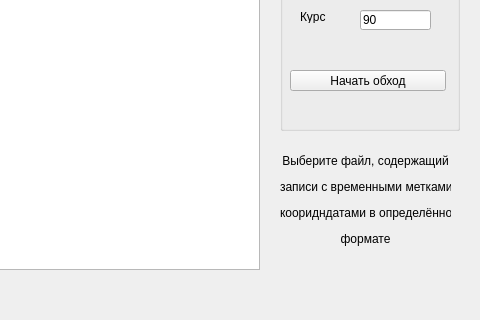
Old version of the form docking_v2/mainwindow.ui in the repository edirab/Studying-Qt; both pictures show x 480 to 960 and y 220 to 540 of the 960 by 540 pixel window.
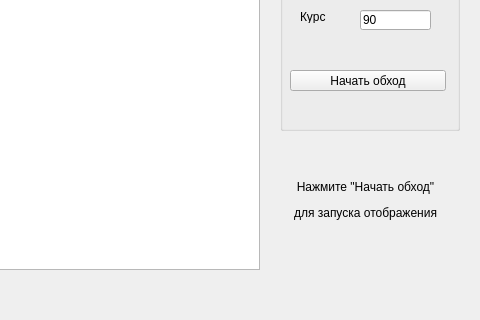
New version of the form.

```diff
--- a/docking_v2/mainwindow.ui
+++ b/docking_v2/mainwindow.ui
@@ -233,7 +233,7 @@
     <set>Qt::ImhMultiLine</set>
    </property>
    <property name="text">
-    <string>&lt;html&gt;&lt;head/&gt;&lt;body&gt;&lt;p align=&quot;center&quot;&gt;Выберите файл, содержащий&lt;/p&gt;&lt;p align=&quot;center&quot;&gt;записи с временными метками и&lt;/p&gt;&lt;p align=&quot;center&quot;&gt; кооридндатами в определённом&lt;/p&gt;&lt;p align=&quot;center&quot;&gt;формате&lt;/p&gt;&lt;/body&gt;&lt;/html&gt;</string>
+    <string>&lt;html&gt;&lt;head/&gt;&lt;body&gt;&lt;p align=&quot;center&quot;&gt;Нажмите &amp;quot;Начать обход&amp;quot;&lt;/p&gt;&lt;p align=&quot;center&quot;&gt;для запуска отображения&lt;/p&gt;&lt;/body&gt;&lt;/html&gt;</string>
    </property>
    <property name="textFormat">
     <enum>Qt::RichText</enum>
```
